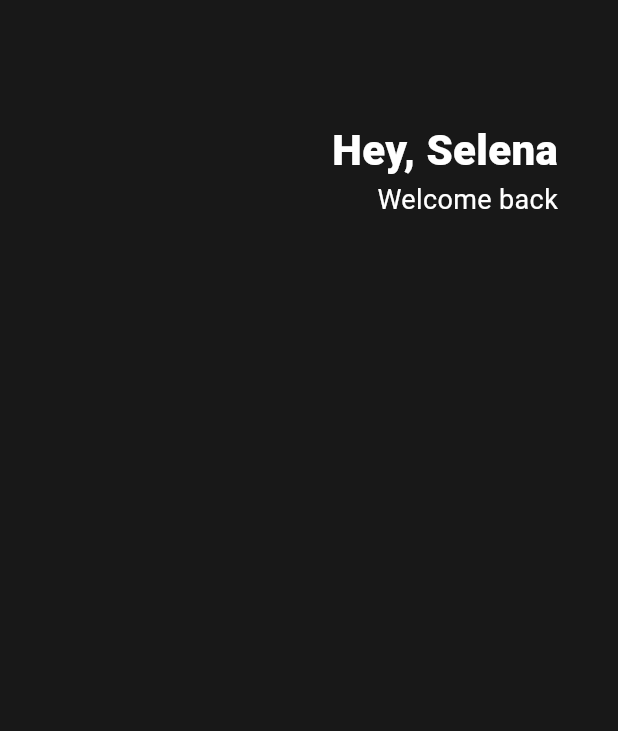
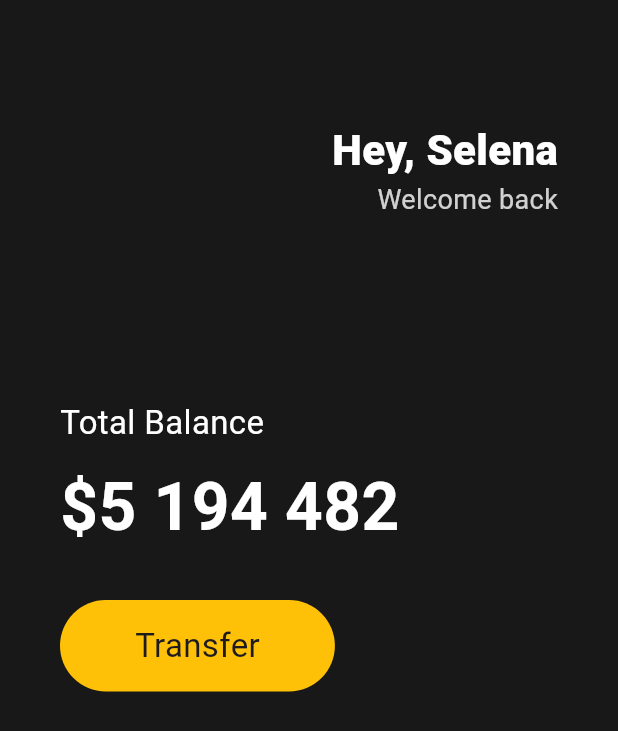
Before and after one commit to de-quei/toonflix, a Flutter app: the screen it shows after launch, on a phone screen of 412 x 824 dp. Shown: the top 731 px of the screen. Run offline on Flutter 3.47's test engine with Material 3 defaults, Android fonts, the phone set to English and light mode, and no system bars.

Commit message:
body 일부

```diff
--- a/lib/main.dart
+++ b/lib/main.dart
@@ -1,3 +1,5 @@
+// ignore_for_file: prefer_const_constructors
+
 import 'package:flutter/material.dart';
 
 void main() {
@@ -10,19 +12,22 @@ void main() {
 class App extends StatelessWidget {
   @override
   Widget build(BuildContext context) {
-    return const MaterialApp(
+    return MaterialApp(
       home: Scaffold(
-          backgroundColor: Color(0xFF181818),
+          backgroundColor: const Color(0xFF181818),
           body: Padding(
-            padding: EdgeInsets.symmetric(
+            padding: const EdgeInsets.symmetric(
               horizontal: 40,
             ),
             child: Column(
+              crossAxisAlignment: CrossAxisAlignment.start,
+              // 자식 요소를 위아래로 배치하고 싶을 땐 Column
               children: [
-                SizedBox(
+                const SizedBox(
                   height: 80,
                 ),
                 Row(
+                  // 자식 요소를 옆에 놓고 싶을 땐 Row
                   mainAxisAlignment: MainAxisAlignment.end,
                   children: [
                     Column(
@@ -38,11 +43,50 @@ class App extends StatelessWidget {
                         Text(
                           'Welcome back',
                           style: TextStyle(
-                            color: Colors.white,
+                            color: Colors.white.withOpacity(0.8),
                             fontSize: 18,
                           ),
                         ),
                       ],
+                    )
+                  ],
+                ),
+                const SizedBox(
+                  height: 120,
+                ),
+                const Text('Total Balance',
+                    style: TextStyle(
+                      color: Colors.white,
+                      fontSize: 22,
+                    )),
+                const SizedBox(
+                  height: 10,
+                ),
+                const Text('\$5 194 482',
+                    style: TextStyle(
+                        color: Colors.white,
+                        fontSize: 44,
+                        fontWeight: FontWeight.w600)),
+                const SizedBox(
+                  height: 30,
+                ),
+                Row(
+                  children: [
+                    Container(
+                      decoration: BoxDecoration(
+                        color: Colors.amber,
+                        borderRadius: BorderRadius.circular(45),
+                      ),
+                      child: const Padding(
+                        padding:
+                            EdgeInsets.symmetric(vertical: 15, horizontal: 50),
+                        child: Text(
+                          'Transfer',
+                          style: TextStyle(
+                            fontSize: 22,
+                          ),
+                        ),
+                      ),
                     )
                   ],
                 )
```
Also changed, not shown: analysis_options.yaml (line endings or trailing spaces).
